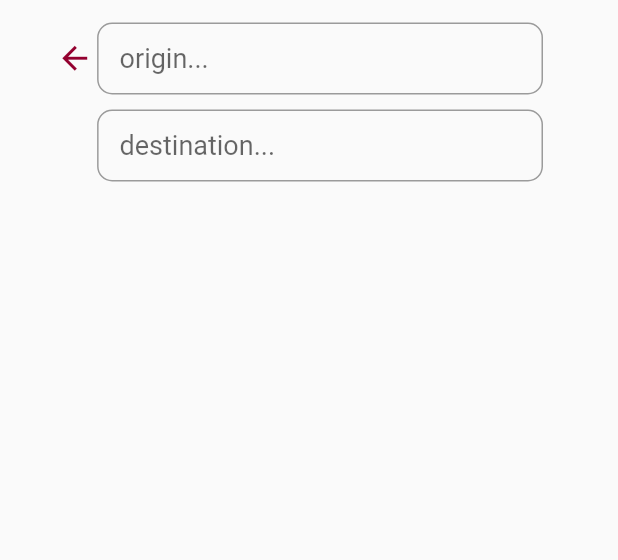
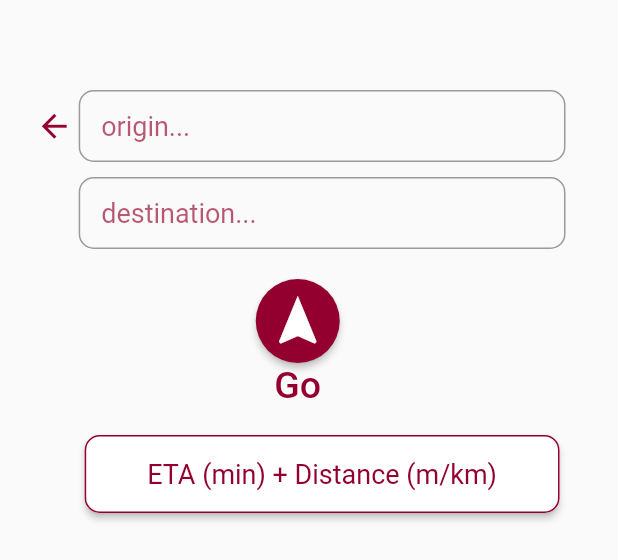
Before and after one commit to MrJCipherButtles/concordi_around, a Flutter app: the GoToPage widget shown alone on an empty page, opened directly, on a phone screen of 412 x 824 dp. Shown: the top 560 px of the screen. Run offline on Flutter 3.47's test engine with Material 2 defaults, Android fonts, the phone set to English and light mode, and no system bars; drawn by our look-alikes of flutter_typeahead; our stand-ins replace geolocator, google_maps_flutter.

Commit message:
go_to_page updated, added buttom part

```diff
--- a/lib/views/go_to_page.dart
+++ b/lib/views/go_to_page.dart
@@ -31,10 +31,6 @@ class _GoToPageState extends State<GoToPage> {
     return Container(
       child: Material(
         child: Container(
-          margin: new EdgeInsets.only(
-              left: 15.0,
-              top: MediaQuery.of(context).padding.top + 5.0,
-              right: 15.0),
           padding: EdgeInsets.only(
             top: 10,
             right: 35,
@@ -42,6 +38,7 @@ class _GoToPageState extends State<GoToPage> {
           ),
           child: Column(
             children: <Widget>[
+              SizedBox(height: 50.0),
               Row(
                 children: <Widget>[
                   Expanded(
@@ -70,8 +67,12 @@ class _GoToPageState extends State<GoToPage> {
                           contentPadding:
                               EdgeInsets.fromLTRB(15.0, 12.0, 20.0, 15.0),
                           hintText: "origin...",
+                          hintStyle: TextStyle(
+                              color: Color.fromRGBO(147, 0, 44, 0.65)),
                           border: OutlineInputBorder(
-                            borderRadius: BorderRadius.circular(10.0),
+                            borderRadius: BorderRadius.circular(
+                              10.0,
+                            ),
                           ),
                         ),
                         controller: this._originTypeAheadController,
@@ -81,6 +82,7 @@ class _GoToPageState extends State<GoToPage> {
                         //TODO: add room list here
                         for (var room in roomTitles) {
                           //TODO: fix this for loop
+
                         }
                         return roomTitles; //await BackendService.getSuggestions(pattern);
                       },
@@ -123,6 +125,8 @@ class _GoToPageState extends State<GoToPage> {
                           contentPadding:
                               EdgeInsets.fromLTRB(15.0, 12.0, 10.0, 12.0),
                           hintText: "destination...",
+                          hintStyle: TextStyle(
+                              color: Color.fromRGBO(147, 0, 44, 0.65)),
                           border: OutlineInputBorder(
                               borderRadius: BorderRadius.circular(10.0)),
                         ),
@@ -131,8 +135,9 @@ class _GoToPageState extends State<GoToPage> {
                       suggestionsCallback: (pattern) async {
                         //TODO: add room list here
                         var roomTitles = new List<RoomCoordinate>();
-                        for (var room in roomTitles) {
+                        for (var roomID in roomTitles) {
                           //TODO: fix this for loop
+
                         }
                         return roomTitles;
                       },
@@ -155,6 +160,62 @@ class _GoToPageState extends State<GoToPage> {
                   ),
                 ],
               ),
+              SizedBox(height: 20.0),
+              Center(
+                child: FloatingActionButton(
+                  child: Icon(
+                    Icons.navigation,
+                    color: Colors.white,
+                    size: 40.0,
+                  ),
+                  backgroundColor: Color.fromRGBO(147, 0, 47, 1),
+                  elevation: 2,
+                  onPressed: () {
+                    print("Start navigation button pressed");
+                  },
+                ),
+              ),
+              Text(
+                "Go",
+                style: TextStyle(
+                  fontWeight: FontWeight.w500,
+                  fontSize: 25,
+                  color: Color.fromRGBO(147, 0, 47, 1),
+                ),
+                textAlign: TextAlign.justify,
+              ),
+              Container(
+                height: 60,
+                margin: EdgeInsets.fromLTRB(0, 15, 0, 15),
+                child: Row(
+                  children: <Widget>[
+                    Expanded(flex: 1, child: Text('')),
+                    Expanded(
+                      flex: 10,
+                      child: Card(
+                        shape: RoundedRectangleBorder(
+                            borderRadius: BorderRadius.all(Radius.circular(10)),
+                            side: BorderSide(
+                                width: 1,
+                                color: Color.fromRGBO(147, 0, 47, 1))),
+                        elevation: 2,
+                        child: Align(
+                          child: Text(
+                            "ETA (min) + Distance (m/km)",
+                            style: TextStyle(
+                              fontWeight: FontWeight.w400,
+                              fontSize: 18,
+                              color: Color.fromRGBO(147, 0, 47, 1),
+                            ),
+                            textAlign: TextAlign.justify,
+                          ),
+                        ),
+                      ),
+                    ),
+                  ],
+                ),
+              ),
+              //TODO adding the recent places list
             ],
           ),
         ),
```
